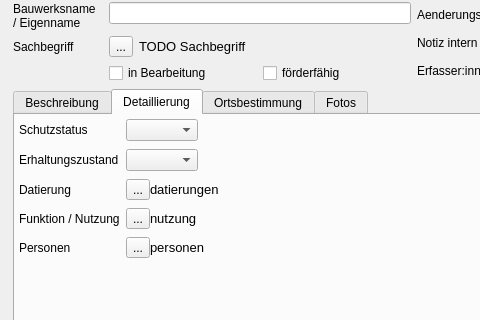
Old version of the form LauQGIS_frontend/objektbereich_form.ui in the repository LausitzBergbaukultur/LauGIS; both pictures show x 0 to 480 and y 90 to 410 of the 825 by 595 pixel window.
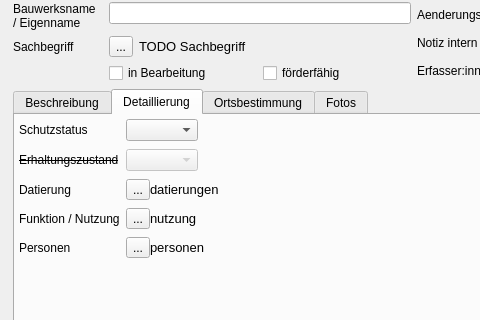
New version of the form. The open tabs and pages were chosen to show the change. Custom widgets are drawn as their Qt base class.

```diff
--- a/LauQGIS_frontend/objektbereich_form.ui
+++ b/LauQGIS_frontend/objektbereich_form.ui
@@ -410,13 +410,22 @@
          </item>
          <item row="1" column="0">
           <widget class="QLabel" name="label_15">
+           <property name="font">
+            <font>
+             <strikeout>true</strikeout>
+            </font>
+           </property>
            <property name="text">
             <string>Erhaltungszustand</string>
            </property>
           </widget>
          </item>
          <item row="1" column="1">
-          <widget class="QComboBox" name="erhaltungszustand"/>
+          <widget class="QComboBox" name="erhaltungszustand">
+           <property name="enabled">
+            <bool>false</bool>
+           </property>
+          </widget>
          </item>
          <item row="2" column="0">
           <widget class="QLabel" name="label_17">
```
Left out of the diff: 2 changed lines with no effect on the pictures.
